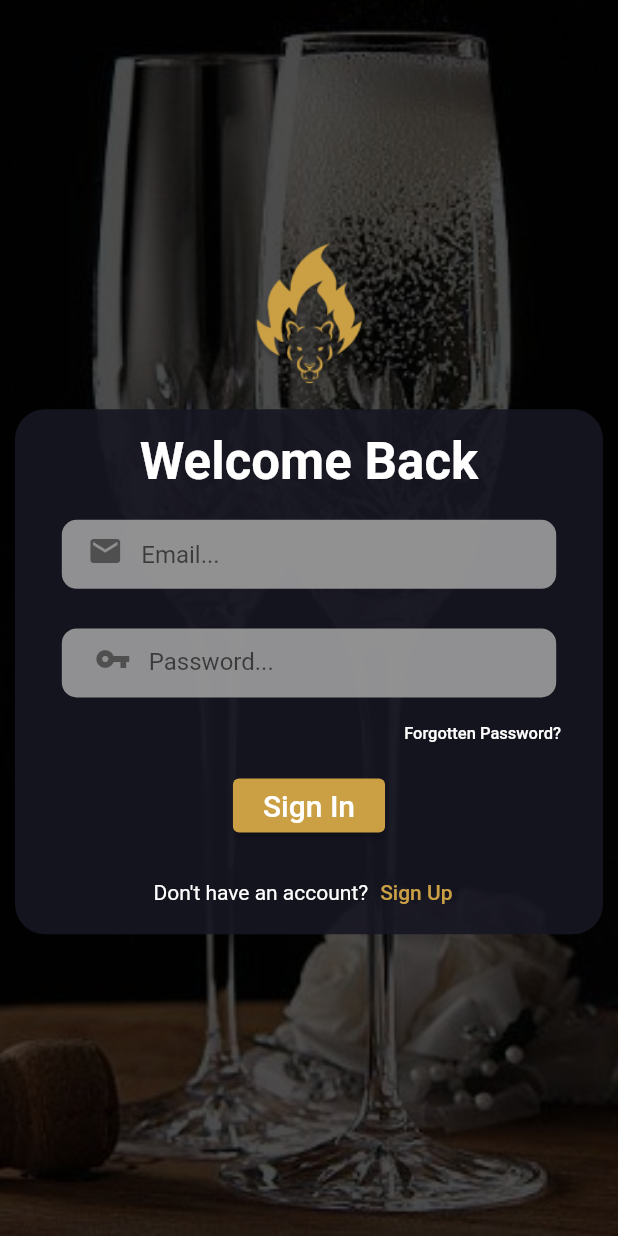
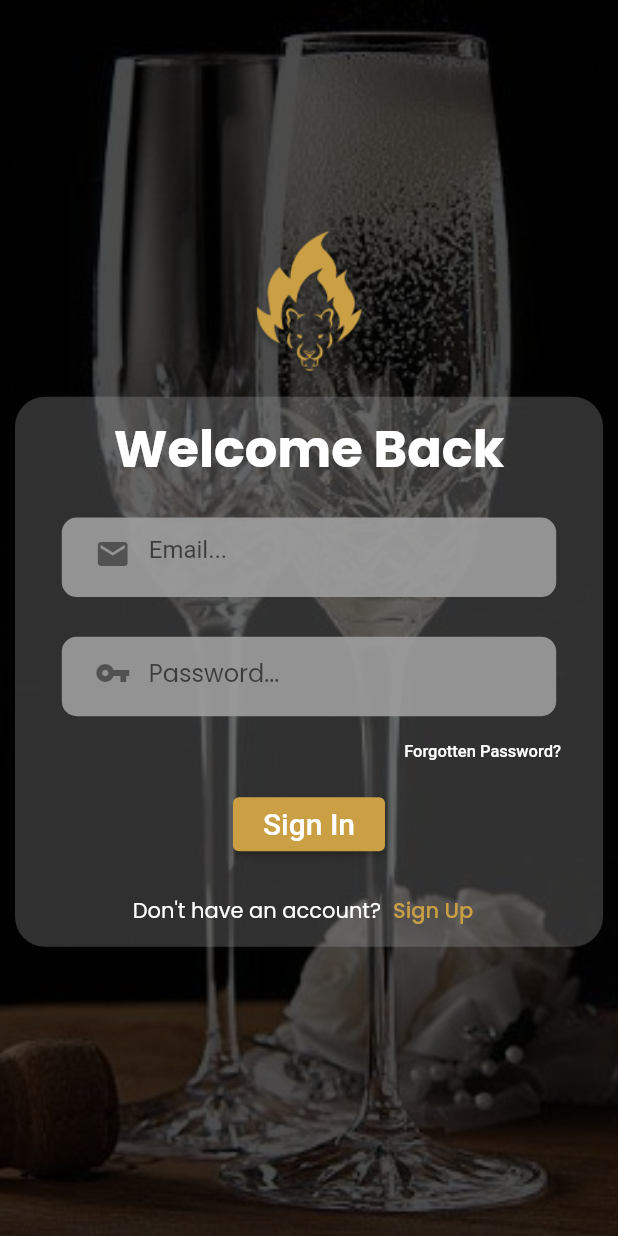
Before and after one commit to morganbr12/inferno-_app, a Flutter app: the screen it shows after launch, after a tap on "Get Started", on a phone screen of 412 x 824 dp. Run offline on Flutter 3.47's test engine with Material 2 defaults, Android fonts, the phone set to English and light mode, and no system bars; our stand-ins replace carousel_pro, cloud_firestore, firebase_auth, firebase_core, firebase_storage, flutter_icons and 6 more; missing offline and left inert: rename; accounts and stored records are empty; statements that could not run were skipped.

Commit message:
new commit

```diff
--- a/lib/Widget/home.dart
+++ b/lib/Widget/home.dart
@@ -5,7 +5,7 @@ import '../Widget/popular_food.dart';
 // import '../Widget/products.dart';
 import 'package:provider/provider.dart';
 import '../provider/product_provider.dart';
-import '../Widget/choose_cati.dart';
+// import '../Widget/choose_cati.dart';
 import '../Widget/top_container.dart';
 // import '../Widget/app_bar.dart' as app;
 
--- a/lib/Widget/popular_food.dart
+++ b/lib/Widget/popular_food.dart
@@ -69,7 +69,7 @@ class PopularFood extends StatelessWidget {
                           ),
                         ),
                       ),
-                      Container(
+                      SizedBox(
                         width: double.maxFinite,
                         height: 185.h,
                         child: Row(
@@ -149,10 +149,10 @@ class PopularFood extends StatelessWidget {
                                 bottomLeft: Radius.circular(15),
                                 topRight: Radius.circular(15),
                               )),
-                          child: const Padding(
+                          child: Padding(
                             padding: EdgeInsets.only(top: 12.0),
                             child: Text(
-                              '30 - 34min',
+                              '${products.duration} Min',
                               textAlign: TextAlign.center,
                             ),
                           ),
--- a/lib/Widget/search_for_food.dart
+++ b/lib/Widget/search_for_food.dart
@@ -3,7 +3,6 @@ import 'package:flutter/material.dart';
 class SearchForFood extends SearchDelegate {
   @override
   List<Widget> buildActions(BuildContext context) {
-    // TODO: implement buildActions
     return [];
   }
 
--- a/lib/auth/auth_login_screen.dart
+++ b/lib/auth/auth_login_screen.dart
@@ -33,8 +33,8 @@ class _LoginScreenState extends State<LoginScreen> {
   @override
   Widget build(BuildContext context) {
     final emailLogin = Container(
-      padding: const EdgeInsets.only(left: 5, right: 0, bottom: 4),
-      height: 46,
+      padding: const EdgeInsets.only(left: 10, right: 10, bottom: 5),
+      // height: 46,
       width: MediaQuery.of(context).size.width * 0.8,
       decoration: BoxDecoration(
         borderRadius: BorderRadius.circular(10),
@@ -70,7 +70,7 @@ class _LoginScreenState extends State<LoginScreen> {
 
     final passwordFill = Container(
       padding: const EdgeInsets.only(left: 10, right: 10, bottom: 5),
-      height: 46,
+      // height: 46,
       width: MediaQuery.of(context).size.width * 0.8,
       decoration: BoxDecoration(
         // border: Border.all(color: Colors.white),
@@ -95,10 +95,14 @@ class _LoginScreenState extends State<LoginScreen> {
           password = value;
         },
         keyboardType: TextInputType.visiblePassword,
+        textAlign: TextAlign.justify,
         decoration: const InputDecoration(
           enabledBorder: InputBorder.none,
           border: InputBorder.none,
           hintText: 'Password...',
+          hintStyle: TextStyle(
+            fontFamily: "Poppins",
+          ),
           prefixIcon: Icon(Icons.vpn_key),
         ),
       ),
@@ -142,7 +146,13 @@ class _LoginScreenState extends State<LoginScreen> {
     );
 
     return Scaffold(
-      body: Stack(
+      body: SafeArea(
+        top: false,
+        bottom: false,
+        right: false,
+        left: false,
+        child: Stack(
+          fit: StackFit.expand,
           children: [
             Image.asset(
               'assets/images/background/Component.jpg',
@@ -156,7 +166,6 @@ class _LoginScreenState extends State<LoginScreen> {
               decoration: BoxDecoration(color: Colors.black.withOpacity(0.7)),
             ),
             Center(
-            child: SingleChildScrollView(
               child: Column(
                 mainAxisAlignment: MainAxisAlignment.center,
                 crossAxisAlignment: CrossAxisAlignment.center,
@@ -170,11 +179,11 @@ class _LoginScreenState extends State<LoginScreen> {
                   ),
                   Container(
                     width: MediaQuery.of(context).size.width,
-                    height: 350,
                     margin: const EdgeInsets.symmetric(horizontal: 10),
                     padding: const EdgeInsets.only(top: 10),
                     decoration: BoxDecoration(
-                      color: Theme.of(context).backgroundColor.withOpacity(0.9),
+                      // color: Theme.of(context).backgroundColor.withOpacity(0.9),
+                      color: Colors.grey.withOpacity(0.3),
                       borderRadius: BorderRadius.circular(20),
                     ),
                     child: Center(
@@ -188,6 +197,7 @@ class _LoginScreenState extends State<LoginScreen> {
                               fontWeight: FontWeight.bold,
                               fontSize: 34,
                               color: Colors.white,
+                              fontFamily: 'Poppins',
                             ),
                           ),
                           SizedBox(
@@ -237,6 +247,7 @@ class _LoginScreenState extends State<LoginScreen> {
                                 "Don't have an account?",
                                 style: TextStyle(
                                   color: Theme.of(context).accentColor,
+                                  fontFamily: 'Poppins',
                                 ),
                               ),
                               TextButton(
@@ -250,7 +261,9 @@ class _LoginScreenState extends State<LoginScreen> {
                                 child: const Text(
                                   'Sign Up',
                                   style: TextStyle(
-                                      color: Color.fromRGBO(203, 160, 68, 1)),
+                                    color: Color.fromRGBO(203, 160, 68, 1),
+                                    fontFamily: 'Poppins',
+                                  ),
                                 ),
                               )
                             ],
@@ -264,9 +277,9 @@ class _LoginScreenState extends State<LoginScreen> {
                   )
                 ],
               ),
-            ),
             )
           ],
+        ),
       ),
     );
   }
--- a/lib/auth/auth_widget.dart/sign_up.dart
+++ b/lib/auth/auth_widget.dart/sign_up.dart
@@ -53,7 +53,7 @@ class _SignUpPageState extends State<SignUpPage> {
               // height: MediaQuery.of(context).size.height,
               width: MediaQuery.of(context).size.width - 20,
               decoration: BoxDecoration(
-                color: Theme.of(context).backgroundColor,
+                color: Colors.grey.withOpacity(0.3),
                 borderRadius: const BorderRadius.only(
                   topRight: Radius.circular(30),
                   topLeft: Radius.circular(30),
--- a/lib/screens/welocme_screen.dart
+++ b/lib/auth/welocme_screen.dart
@@ -1,7 +1,6 @@
 import 'package:flutter/material.dart';
 import 'package:flutter_screenutil/flutter_screenutil.dart';
 import 'package:inferno/Widget/slider.dart';
-
 
 import '../models/slide.dart';
 
@@ -14,8 +13,7 @@ class WelcomeScreen extends StatelessWidget {
 
   @override
   Widget build(BuildContext context) {
-
-    final pageController = 0;
+    // const pageController = 0;
 
     return Scaffold(
       backgroundColor: Theme.of(context).primaryColor,
@@ -23,15 +21,20 @@ class WelcomeScreen extends StatelessWidget {
           mainAxisAlignment: MainAxisAlignment.end,
           crossAxisAlignment: CrossAxisAlignment.center,
           children: [
-            Image.asset('assets/images/welcomeImage/welcome.png'),
+            SizedBox(
+                height: MediaQuery.of(context).size.height * 0.5,
+                child: Image.asset(
+                  'assets/images/welcomeImage/welcome.png',
+                  fit: BoxFit.cover,
+                )),
             Container(
-              height: 363.h,
+              height: MediaQuery.of(context).size.height * 0.4,
               width: MediaQuery.of(context).size.width,
-              margin: const EdgeInsets.only(left: 5, right: 5, bottom: 15, top: 0),
+              margin:
+                  const EdgeInsets.only(left: 5, right: 5, bottom: 15, top: 0),
               decoration: BoxDecoration(
                   borderRadius: BorderRadius.circular(30),
-                color: const Color.fromRGBO(22, 22, 34, 1)
-              ),
+                  color: const Color.fromRGBO(22, 22, 34, 1)),
               child: Column(
                 children: [
                   SizedBox(
@@ -42,11 +45,9 @@ class WelcomeScreen extends StatelessWidget {
                     width: 38.w,
                     color: Colors.grey,
                   ),
-
                   SizedBox(
                     height: 33.h,
                   ),
-
                   Expanded(
                     child: PageView.builder(
                       scrollDirection: Axis.horizontal,
@@ -55,29 +56,25 @@ class WelcomeScreen extends StatelessWidget {
                       itemBuilder: (ctx, i) => SliderItem(i),
                     ),
                   ),
-
                   SizedBox(
                     height: 23.h,
                   ),
-
                   ElevatedButton(
                     onPressed: () => toLoginPage(context),
                     style: ButtonStyle(
                         backgroundColor: MaterialStateProperty.all(
                           Theme.of(context).primaryColor,
                         ),
-                      shape: MaterialStateProperty.all<RoundedRectangleBorder>(
+                        shape:
+                            MaterialStateProperty.all<RoundedRectangleBorder>(
                           RoundedRectangleBorder(
                             borderRadius: BorderRadius.circular(30),
                           ),
                         ),
                         padding: MaterialStateProperty.all<EdgeInsets>(
                           EdgeInsets.symmetric(
-                          horizontal: 100.w,
-                          vertical: 16.h
-                        ),
-                      )
-                    ),
+                              horizontal: 100.w, vertical: 16.h),
+                        )),
                     child: const Text(
                       'Get Started',
                       style: TextStyle(
@@ -85,15 +82,13 @@ class WelcomeScreen extends StatelessWidget {
                       ),
                     ),
                   ),
-
                   const SizedBox(
                     height: 10,
                   )
                 ],
               ),
             )
-          ]
-      ),
+          ]),
     );
   }
 }
--- a/lib/main.dart
+++ b/lib/main.dart
@@ -20,7 +20,7 @@ import './provider/product_provider.dart';
 
 import 'screens/track_order_screen.dart';
 import './screens/cart_fill.dart';
-import './screens/welocme_screen.dart';
+import 'auth/welocme_screen.dart';
 import 'auth/auth_login_screen.dart';
 import './auth/otp_code_verify.dart';
 import './auth/otp_verify_login.dart';
--- a/lib/provider/product_provider.dart
+++ b/lib/provider/product_provider.dart
@@ -9,39 +9,11 @@ import '../models/list.dart';
 class Products with ChangeNotifier {
   // ignore: non_constant_identifier_names
   List<Items> FOOD_ITEM = [
-    Items(
-      id: 'a',
-      title: 'Pizza',
-      shortTitle: 'Cheezy Mozarella',
-      imageUrl: 'assets/images/foodImages/pizza.png',
-      price: 22,
-      duration: 30 - 45,
-      rate: 0,
-      description: ' ultimate in burgers. 4 beef patties, '
-          'sandwiched between two fresh mega buns, surrounded '
-          'by an army of veg and encapsulated in 5 cheese slices. '
-          'This is accompanied by a platoon of fries '
-          '[yam, potato, cassava, or cocoyam]',
-    ),
     // Items(
-    //   id: 'b',
-    //   title: 'Burger',
+    //   id: 'a',
+    //   title: 'Pizza',
     //   shortTitle: 'Cheezy Mozarella',
-    //   imageUrl: 'assets/images/foodImages/burger.png',
-    //   price: 50,
-    //   duration: 30 - 45,
-    //   rate: 0,
-    //   description: 'The ultimate in burgers. 4 beef patties, '
-    //       'sandwiched between two fresh mega buns, surrounded '
-    //       'by an army of veg and encapsulated in 5 cheese slices. '
-    //       'This is accompanied by a platoon of fries '
-    //       '[yam, potato, cassava, or cocoyam].',
-    // ),
-    // Items(
-    //   id: 'c',
-    //   title: 'Burger',
-    //   shortTitle: 'Cheezy Mozarella',
-    //   imageUrl: 'assets/images/foodImages/kakratua.png',
+    //   imageUrl: 'assets/images/foodImages/pizza.png',
     //   price: 22,
     //   duration: 30 - 45,
     //   rate: 0,
@@ -52,11 +24,11 @@ class Products with ChangeNotifier {
     //       '[yam, potato, cassava, or cocoyam]',
     // ),
     // Items(
-    //   id: 'd',
-    //   title: 'Burger',
+    //   id: 'a',
+    //   title: 'Pizza',
     //   shortTitle: 'Cheezy Mozarella',
-    //   imageUrl: 'assets/images/foodImages/kakratua.png',
-    //   price: 50,
+    //   imageUrl: 'assets/images/foodImages/pizza.png',
+    //   price: 22,
     //   duration: 30 - 45,
     //   rate: 0,
     //   description: ' ultimate in burgers. 4 beef patties, '
@@ -66,11 +38,11 @@ class Products with ChangeNotifier {
     //       '[yam, potato, cassava, or cocoyam]',
     // ),
     // Items(
-    //   id: 'e',
-    //   title: 'Burger',
+    //   id: 'a',
+    //   title: 'Pizza',
     //   shortTitle: 'Cheezy Mozarella',
-    //   imageUrl: 'assets/images/foodImages/kakratua.png',
-    //   price: 70,
+    //   imageUrl: 'assets/images/foodImages/pizza.png',
+    //   price: 22,
     //   duration: 30 - 45,
     //   rate: 0,
     //   description: ' ultimate in burgers. 4 beef patties, '
@@ -78,7 +50,7 @@ class Products with ChangeNotifier {
     //       'by an army of veg and encapsulated in 5 cheese slices. '
     //       'This is accompanied by a platoon of fries '
     //       '[yam, potato, cassava, or cocoyam]',
-    // )
+    // ),
   ];
 
   List<Items> get _FOOD_ITEM {
@@ -91,7 +63,7 @@ class Products with ChangeNotifier {
 
   Future<void> fectureAndSetProduct() async {
     const url =
-        "https://inferno-app-dbdb0-default-rtdb.firebaseio.com/foodProducts.json";
+        "https://inferno-app-dbdb0-default-rtdb.firebaseio.com/foodProduct.json";
     try {
       final response = await http.get(Uri.parse(url));
       final extractedData = json.decode(response.body) as Map<String, dynamic>;
--- a/lib/screens/home_screen.dart
+++ b/lib/screens/home_screen.dart
@@ -198,9 +198,7 @@ class _InfernoHomePageState extends State<InfernoHomePage> {
 
       // giving the shape for the bottom navigation bar
 
-      bottomNavigationBar: SizedBox(
-        height: 58.h,
-        child: BottomAppBar(
+      bottomNavigationBar: BottomAppBar(
         shape: const CircularNotchedRectangle(),
         notchMargin: 0.01,
         clipBehavior: Clip.hardEdge,
@@ -208,7 +206,6 @@ class _InfernoHomePageState extends State<InfernoHomePage> {
           height: kBottomNavigationBarHeight,
           child: Container(
             child: bottonNavBar(context),
-            ),
           ),
         ),
       ),
--- a/pubspec.yaml
+++ b/pubspec.yaml
@@ -148,13 +148,13 @@ flutter:
   # "family" key with the font family name, and a "fonts" key with a
   # list giving the asset and other descriptors for the font. For
   # example:
-  # fonts:
+  fonts:
     - family: Poppins
       fonts:
         - asset: assets/fonts/Poppins-Regular.ttf
         - asset: assets/fonts/Poppins-Italic.ttf
           style: italic
-        - asset: assets/fonst/Poppins-Bold.ttf
+        - asset: assets/fonts/Poppins-Bold.ttf
           weight: 700
         - asset: assets/fonts/Poppins-SemiBold.ttf
           weight: 600
```
Also changed, not shown: lib/Widget/top_container.dart (+4 -4 lines), 10 other files. Lines whose indentation alone changed are shown as unchanged.
